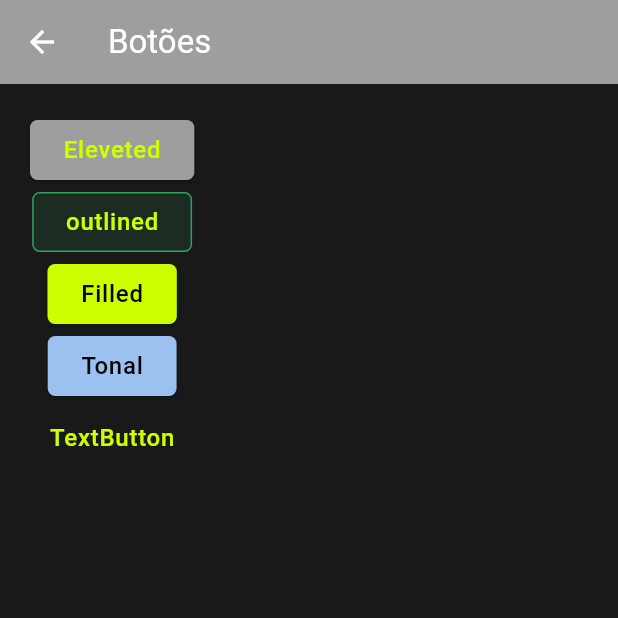
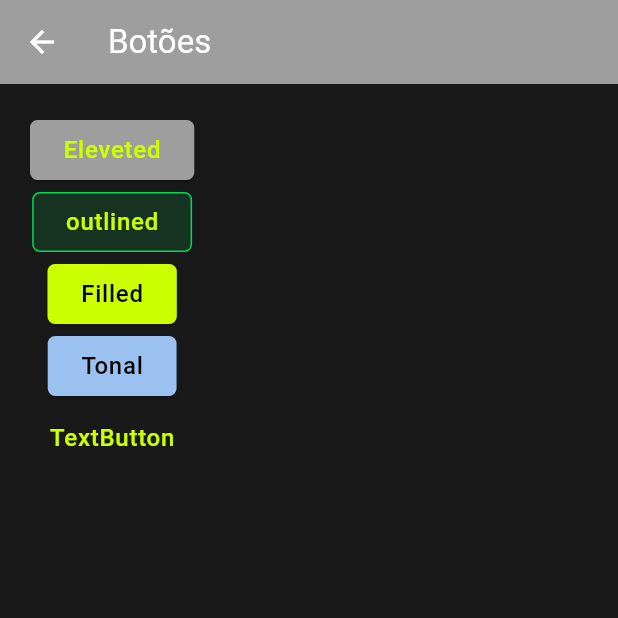
Before and after one commit to eduardohr-muniz/paipfood_package, a Flutter app: the BotoesPage screen opened directly, on a phone screen of 412 x 824 dp, the top half of it. Run offline on Flutter 3.47's test engine with Material 2 defaults, Android fonts, the phone set to English and light mode, and no system bars; our stand-ins replace flutter_svg, mask_text_input_formatter, toastification.

Commit message:
primary_color

```diff
--- a/lib/src/extensions/theme/color_extension.dart
+++ b/lib/src/extensions/theme/color_extension.dart
@@ -1,7 +1,7 @@
 part of 'package:paipfood_package/paipfood_package.dart';
 
 class ColorExtension {
-  static const Color primaryColor = Color(0xff2DA15F); //* Light
+  static const Color primaryColor = Color(0xff00D856); //* Light
   static const Color secondaryColor = Color(0xff9AC1F0);
   static const Color tertiaryColor = Color(0xffF6C445);
   static const Color alternateColor = Color(0xffE45F2B);
```
